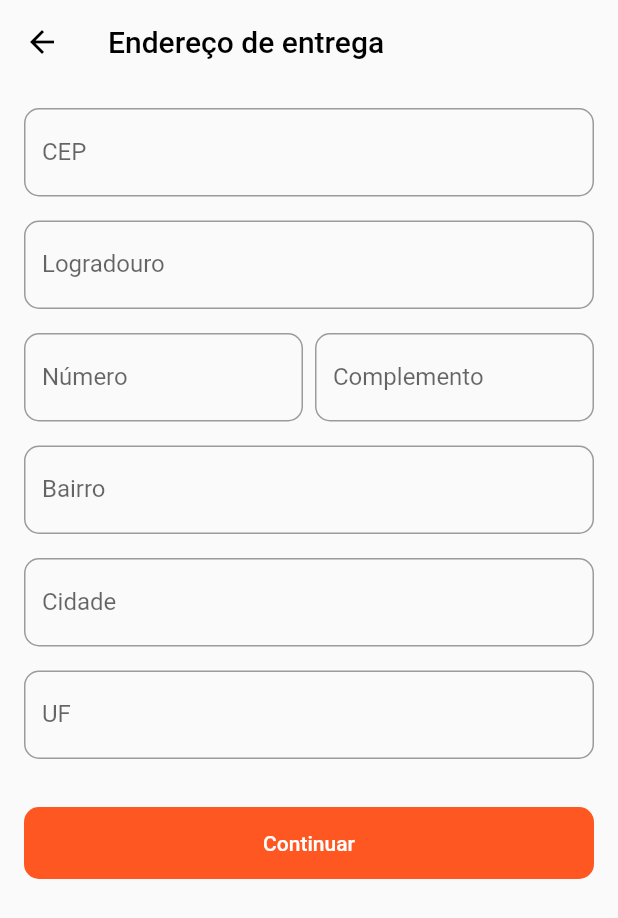
After one commit to Caseirinho/caseirinho-app, a Flutter app: the CadastroEnderecoScreen screen opened directly, on a phone screen of 412 x 824 dp. The commit adds this screen. Shown: the top 918 px of the screen. Run offline on Flutter 3.47's test engine with Material 2 defaults, Android fonts, the phone set to English and light mode, and no system bars; our stand-ins replace flutter_mobx, flutter_svg, font_awesome_flutter, get_it, google_maps_flutter, mask_text_input_formatter and 1 more; missing offline and left inert: flutter_open_whatsapp; generated files the repository leaves out were written again.

Commit message:
add tela basica de endereço

```diff
--- a/lib/components/my_text_field.dart
+++ b/lib/components/my_text_field.dart
@@ -7,6 +7,8 @@ class MyTextField extends StatelessWidget {
   final onChanged;
   final sufixIcon;
   final maxLines;
+  final inputFormatters;
+  final keyboardType;
 
   const MyTextField({
     Key key,
@@ -16,14 +18,18 @@ class MyTextField extends StatelessWidget {
     this.hintText = "",
     this.sufixIcon,
     this.maxLines,
+    this.inputFormatters,
+    this.keyboardType,
   }) : super(key: key);
 
   @override
   Widget build(BuildContext context) {
     return TextFormField(
       maxLines: maxLines,
+      inputFormatters: inputFormatters,
       onChanged: onChanged,
       obscureText: this.obscureText,
+      keyboardType: keyboardType,
       decoration: InputDecoration(
         labelText: labelText,
         hintText: hintText,
--- /dev/null
+++ b/lib/screens/checkout/cadastro_endereco.dart
@@ -0,0 +1,84 @@
+import 'package:caseirinho_app/components/my_flat_button.dart';
+import 'package:caseirinho_app/components/my_text_field.dart';
+import 'package:flutter/material.dart';
+import 'package:mask_text_input_formatter/mask_text_input_formatter.dart';
+
+class CadastroEnderecoScreen extends StatelessWidget {
+  final cepFormatter = MaskTextInputFormatter(mask: "#####-###");
+
+  @override
+  Widget build(BuildContext context) {
+
+    return Scaffold(
+      appBar: AppBar(
+        title: Text(
+          "Endereço de entrega",
+          style: TextStyle(color: Colors.black),
+        ),
+        elevation: 0,
+        backgroundColor: Colors.transparent,
+        brightness: Brightness.light,
+        iconTheme: IconThemeData(
+          color: Colors.black,
+        ),
+      ),
+      body: SingleChildScrollView(
+        child: Padding(
+          padding: const EdgeInsets.all(16.0),
+          child: Column(
+            mainAxisSize: MainAxisSize.min,
+            crossAxisAlignment: CrossAxisAlignment.stretch,
+            children: [
+              MyTextField(
+                labelText: "CEP",
+                inputFormatters: [cepFormatter],
+                keyboardType: TextInputType.number,
+              ),
+              SizedBox(height: 16),
+              MyTextField(
+                labelText: "Logradouro",
+              ),
+              SizedBox(height: 16),
+              Flexible(
+                child: Row(
+                  children: [
+                    Expanded(
+                      flex: 1,
+                      child: MyTextField(
+                        labelText: "Número",
+                      ),
+                    ),
+                    SizedBox(width: 8),
+                    Expanded(
+                      flex: 1,
+                      child: MyTextField(
+                        labelText: "Complemento",
+                      ),
+                    ),
+                  ],
+                ),
+              ),
+              SizedBox(height: 16),
+              MyTextField(
+                labelText: "Bairro",
+              ),
+              SizedBox(height: 16),
+              MyTextField(
+                labelText: "Cidade",
+              ),
+              SizedBox(height: 16),
+              MyTextField(
+                labelText: "UF",
+              ),
+              SizedBox(height: 32),
+              MyFlatButton(
+                label: "Continuar",
+                onPressed: () => null,
+              )
+            ],
+          ),
+        ),
+      ),
+    );
+  }
+}
--- a/lib/screens/checkout/carrinho.dart
+++ b/lib/screens/checkout/carrinho.dart
@@ -1,3 +1,4 @@
+import 'package:caseirinho_app/screens/checkout/cadastro_endereco.dart';
 import 'package:caseirinho_app/stores/carrinho.dart';
 import 'package:flutter/material.dart';
 import 'package:flutter_mobx/flutter_mobx.dart';
@@ -23,8 +24,8 @@ class CarrinhoScreen extends StatelessWidget {
   @override
   Widget build(BuildContext context) {
     Widget payNow = InkWell(
-//      onTap: () => Navigator.of(context)
-//          .push(MaterialPageRoute(builder: (_) => ViewProductPage())),
+     onTap: () => Navigator.of(context)
+         .push(MaterialPageRoute(builder: (_) => CadastroEnderecoScreen())),
       child: Container(
         height: 80,
         width: MediaQuery.of(context).size.width / 1.5,
@@ -39,7 +40,7 @@ class CarrinhoScreen extends StatelessWidget {
             ],
             borderRadius: BorderRadius.circular(9.0)),
         child: Center(
-          child: Text("Pagar agora",
+          child: Text("Fechar carrinho",
               style: const TextStyle(
                   color: const Color(0xfffefefe),
                   fontWeight: FontWeight.w600,
--- /dev/null
+++ b/lib/stores/endereco.dart
@@ -0,0 +1,30 @@
+import 'package:mobx/mobx.dart';
+
+part 'endereco.g.dart';
+
+class Endereco = _Endereco with _$Endereco;
+
+abstract class _Endereco with Store {
+  _Endereco();
+
+  @observable
+  String nome = '';
+
+  @observable
+  String logradouro = '';
+
+  @observable
+  String numero = '';
+
+  @observable
+  String complemento = '';
+
+  @observable
+  String bairro = '';
+
+  @observable
+  String cidade = '';
+
+  @observable
+  String uf = '';
+}
--- a/pubspec.yaml
+++ b/pubspec.yaml
@@ -32,6 +32,7 @@ dependencies:
   mobx: ^1.2.1+4
   flutter_mobx: ^1.1.0+2
   get_it: ^4.0.1
+  mask_text_input_formatter: ^1.1.0
 
   # The following adds the Cupertino Icons font to your application.
   # Use with the CupertinoIcons class for iOS style icons.
```
Also changed, not shown: lib/stores/carrinho.g.dart, lib/stores/endereco.g.dart (added), pubspec.lock.
